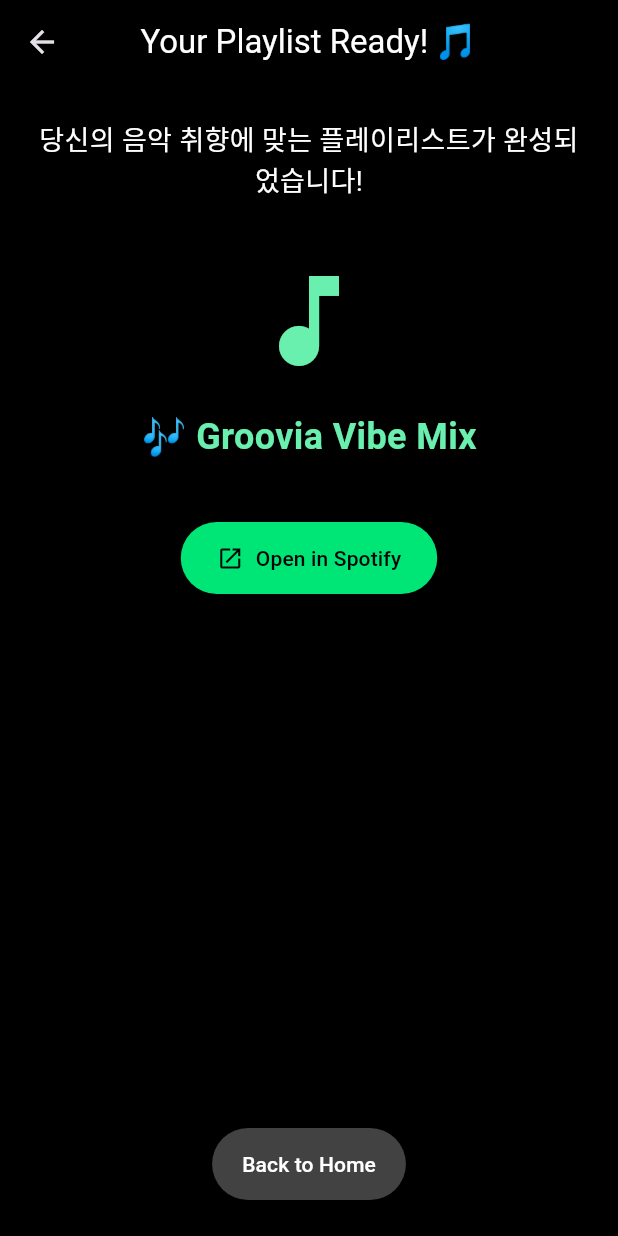
After one commit to OpenSourceSW-UserPlaylist/Team-Project, a Flutter app: the PlaylistResultPage screen opened directly, on a phone screen of 412 x 824 dp. The commit adds this screen. Run offline on Flutter 3.47's test engine with Material 3 defaults, Android fonts, the phone set to English and light mode, and no system bars; missing offline and left inert: flutter_application_3.

Commit message:
add category_result_page, playlist_result_page

```diff
--- a/lib/home_page.dart
+++ b/lib/home_page.dart
@@ -1,5 +1,5 @@
 import 'package:flutter/material.dart';
-import 'package:flutter_application_2/song_input_page.dart';
+import 'package:flutter_application_3/song_input_page.dart';
 
 class HomePage extends StatefulWidget {
   const HomePage({super.key});
--- /dev/null
+++ b/lib/playlist_result_page.dart
@@ -0,0 +1,85 @@
+import 'package:flutter/material.dart';
+
+class PlaylistResultPage extends StatelessWidget {
+  const PlaylistResultPage({super.key});
+
+  @override
+  Widget build(BuildContext context) {
+    // 추후 Django → Spotify API 연동 시 실제 링크로 교체
+    const playlistUrl = "https://open.spotify.com/playlist/example123";
+
+    return Scaffold(
+      backgroundColor: Colors.black,
+      appBar: AppBar(
+        backgroundColor: Colors.black,
+        title: const Text(
+          'Your Playlist Ready! 🎵',
+          style: TextStyle(color: Colors.white),
+        ),
+        centerTitle: true,
+      ),
+      body: Padding(
+        padding: const EdgeInsets.all(24.0),
+        child: Column(
+          crossAxisAlignment: CrossAxisAlignment.center,
+          children: [
+            const Text(
+              '당신의 음악 취향에 맞는 플레이리스트가 완성되었습니다!',
+              textAlign: TextAlign.center,
+              style: TextStyle(color: Colors.white, fontSize: 18),
+            ),
+            const SizedBox(height: 40),
+
+            const Icon(Icons.music_note, color: Colors.greenAccent, size: 80),
+            const SizedBox(height: 20),
+
+            const Text(
+              '🎶 Groovia Vibe Mix',
+              style: TextStyle(
+                color: Colors.greenAccent,
+                fontSize: 24,
+                fontWeight: FontWeight.bold,
+              ),
+            ),
+            const SizedBox(height: 40),
+
+            // 링크 버튼
+            ElevatedButton.icon(
+              onPressed: () {
+                // TODO: launch URL
+              },
+              icon: const Icon(Icons.open_in_new),
+              label: const Text("Open in Spotify"),
+              style: ElevatedButton.styleFrom(
+                backgroundColor: Colors.greenAccent[400],
+                foregroundColor: Colors.black,
+                padding: const EdgeInsets.symmetric(
+                  horizontal: 24,
+                  vertical: 14,
+                ),
+              ),
+            ),
+
+            const Spacer(),
+
+            ElevatedButton(
+              onPressed: () =>
+                  Navigator.popUntil(context, (route) => route.isFirst),
+              style: ElevatedButton.styleFrom(
+                backgroundColor: Colors.grey[800],
+                padding: const EdgeInsets.symmetric(
+                  horizontal: 20,
+                  vertical: 14,
+                ),
+              ),
+              child: const Text(
+                "Back to Home",
+                style: TextStyle(color: Colors.white),
+              ),
+            ),
+          ],
+        ),
+      ),
+    );
+  }
+}
```
Also changed, not shown: lib/category_result_page.dart (added, +102 -0 lines), lib/song_input_page.dart (+10 -0 lines).
